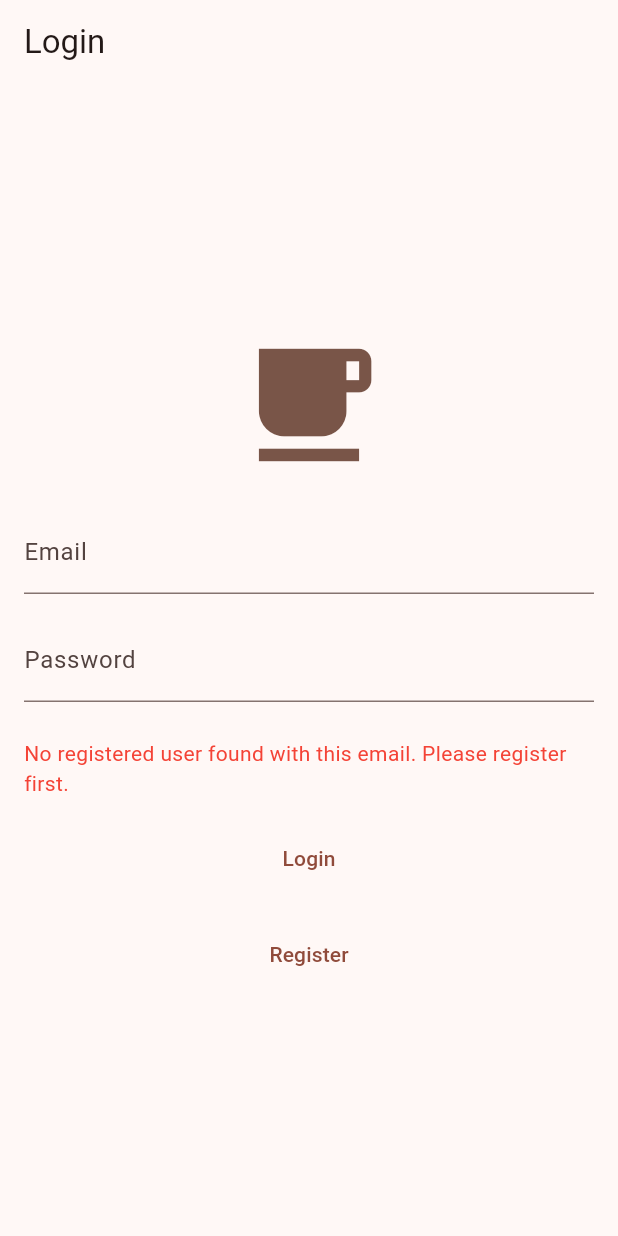
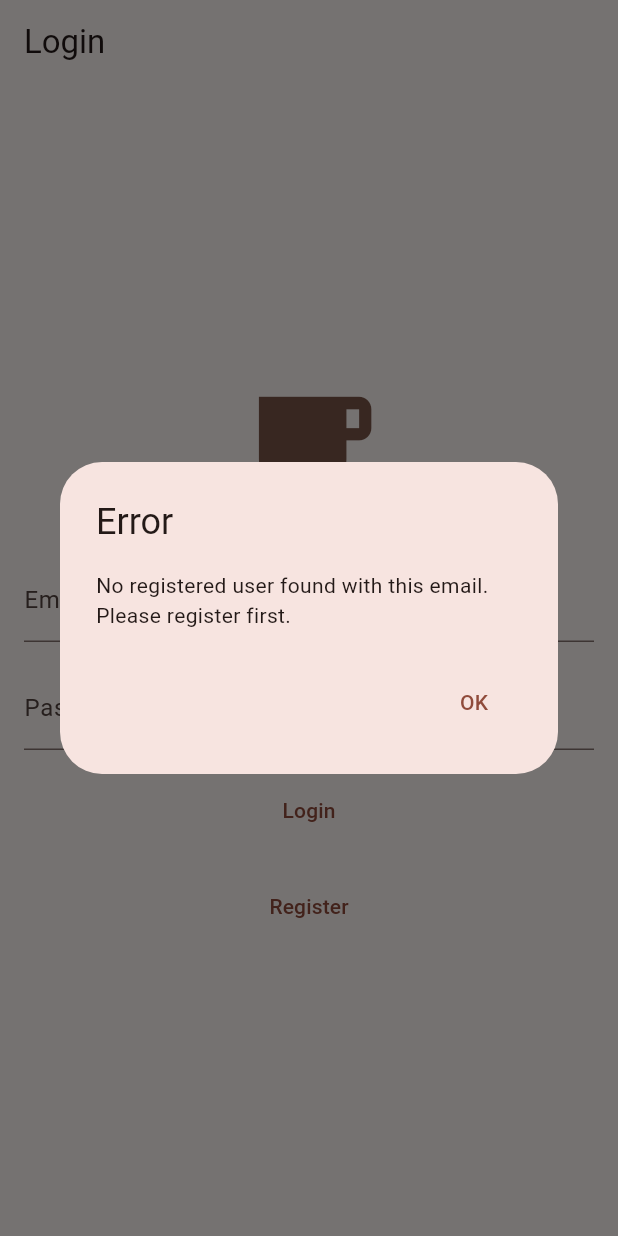
Before and after one commit to Prog213/Labs, a Flutter app: the screen it shows after launch, after a tap on "Login", on a phone screen of 412 x 824 dp. Run offline on Flutter 3.47's test engine with Material 3 defaults, Android fonts, the phone set to English and light mode, and no system bars; our stand-ins replace connectivity_plus, hive, hive_flutter; accounts and stored records are empty.

```diff
--- /dev/null
+++ b/app/devtools_options.yaml
@@ -0,0 +1,3 @@
+description: This file stores settings for Dart & Flutter DevTools.
+documentation: https://docs.flutter.dev/tools/devtools/extensions#configure-extension-enablement-states
+extensions:
--- a/app/lib/login/login_page.dart
+++ b/app/lib/login/login_page.dart
@@ -1,4 +1,5 @@
 import 'package:app/login/login_service.dart';
+import 'package:app/network.dart';
 import 'package:app/user/user_state.dart';
 import 'package:flutter/material.dart';
 import 'package:provider/provider.dart';
@@ -20,18 +21,50 @@ class _LoginPageState extends State<LoginPage> {
   Future<void> _login() async {
   final email = _emailController.text;
   final password = _passwordController.text;
+  final NetworkService _networkService = NetworkService();
 
   // Отримуємо повідомлення про помилку, якщо є
+  if (!await _networkService.isConnected()) {
+    // No internet connection
+    _networkService.showNoConnectionDialog(context);
+    return;
+  }
   final String? error = await _loginService.login(email, password);
 
   if (error != null) {
     setState(() {
       _errorMessage = error;
     });
+
+    // Show error notification
+    await _showDialog('Error', error);
   } else {
+    // Show success notification
+    await _showDialog('Success', 'Login successful!');
+
     Provider.of<UserState>(context, listen: false).setEmail(email);
     Navigator.pushNamed(context, '/home');
   }
+}
+
+Future<void> _showDialog(String title, String message) async {
+  return showDialog(
+    context: context,
+    builder: (BuildContext context) {
+      return AlertDialog(
+        title: Text(title),
+        content: Text(message),
+        actions: <Widget>[
+          TextButton(
+            child: const Text('OK'),
+            onPressed: () {
+              Navigator.of(context).pop();
+            },
+          ),
+        ],
+      );
+    },
+  );
 }
 
   @override
@@ -56,12 +89,6 @@ class _LoginPageState extends State<LoginPage> {
                 decoration: const InputDecoration(labelText: 'Password'),
                 obscureText: true,
               ),
-              const SizedBox(height: 24),
-              if (_errorMessage != null)
-                Text(
-                  _errorMessage!,
-                  style: const TextStyle(color: Colors.red),
-                ),
               const SizedBox(height: 16),
               TextButton(
                 child: const Text('Login'),
--- a/app/lib/login/login_service.dart
+++ b/app/lib/login/login_service.dart
@@ -1,4 +1,7 @@
+import 'package:app/user/user_state.dart';
+import 'package:flutter/material.dart';
 import 'package:hive/hive.dart';
+import 'package:provider/provider.dart';
 
 class LoginService {
   Future<String?> login(String email, String password) async {
@@ -21,6 +24,20 @@ class LoginService {
       return 'Incorrect password.';
     }
 
+    final sessionBox = await Hive.openBox('sessionBox');
+    await sessionBox.put('loggedInUser', email);
+
     return null;
   }
+
+  Future<void> logout(String email, BuildContext context) async {
+    // Clear user data from Hive
+    final box = await Hive.openBox('sessionBox');
+    await box.delete('loggedInUser');
+
+    // Optionally, clear the email from UserState
+    Provider.of<UserState>(context, listen: false).clearUserData();
+
+    // Navigate to the login screen
+  }
 }
--- a/app/lib/main.dart
+++ b/app/lib/main.dart
@@ -15,30 +15,43 @@ void main() async {
   final appDocumentDir = await getApplicationDocumentsDirectory();
   await Hive.initFlutter(appDocumentDir.path);
 
+  final sessionBox = await Hive.openBox('sessionBox');
+  final String? loggedInUser = sessionBox.get('loggedInUser') as String?;
+
   runApp(
     ChangeNotifierProvider(
       create: (context) => UserState(),
-      child: const MainApp(),
+      child: MainApp(
+        initialRoute: loggedInUser != null ? '/home' : '/login',
+        // initialRoute: '/login',
+        loggedInUser: loggedInUser,
+      ),
     ),
   );
 }
 
 class MainApp extends StatelessWidget {
-  const MainApp({super.key});
+  final String initialRoute;
+  final String? loggedInUser;
+
+  const MainApp({required this.initialRoute, super.key, this.loggedInUser});
 
   @override
   Widget build(BuildContext context) {
+
+    if (loggedInUser != null) {
+      Provider.of<UserState>(context, listen: false).setEmail(loggedInUser!);
+    }
+
     return MaterialApp(
       title: 'Flutter Lab',
       debugShowCheckedModeBanner: false,
-
       theme: ThemeData(
         colorScheme:
         ColorScheme.fromSeed(seedColor: Colors.brown.shade800),
         useMaterial3: true,
       ),
-
-      home: const LoginPage(),
+      initialRoute: initialRoute,
       routes: {
         '/login': (context) => const LoginPage(),
         '/register': (context) => const RegistrationPage(),
--- a/app/lib/user/user_state.dart
+++ b/app/lib/user/user_state.dart
@@ -9,4 +9,8 @@ class UserState with ChangeNotifier {
     _email = newEmail;
     notifyListeners();
   }
+
+  void clearUserData(){
+    _email = '';
+  }
 }
--- a/app/pubspec.yaml
+++ b/app/pubspec.yaml
@@ -40,6 +40,7 @@ dependencies:
   hive_flutter: ^1.1.0
   path_provider: ^2.1.4
   provider: ^6.1.2
+  connectivity_plus: ^6.1.0
 
 dev_dependencies:
   flutter_test:
```
Also changed, not shown: app/lib/home_page.dart (+18 -0 lines), app/lib/network.dart (added, +37 -0 lines), app/lib/profile/profile_page.dart (+54 -0 lines), app/lib/registration/registration_page.dart (+30 -8 lines), app/pubspec.lock, 2 other files. Lines whose indentation alone changed are shown as unchanged.
